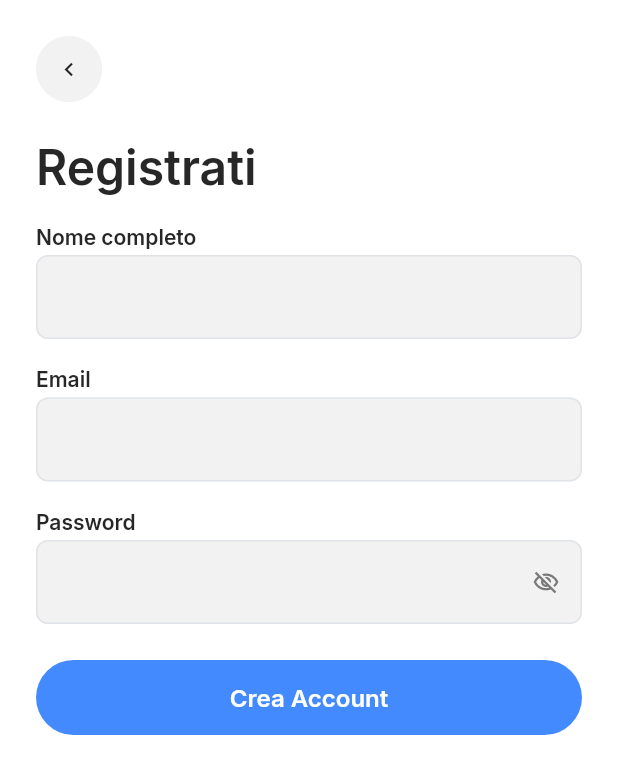
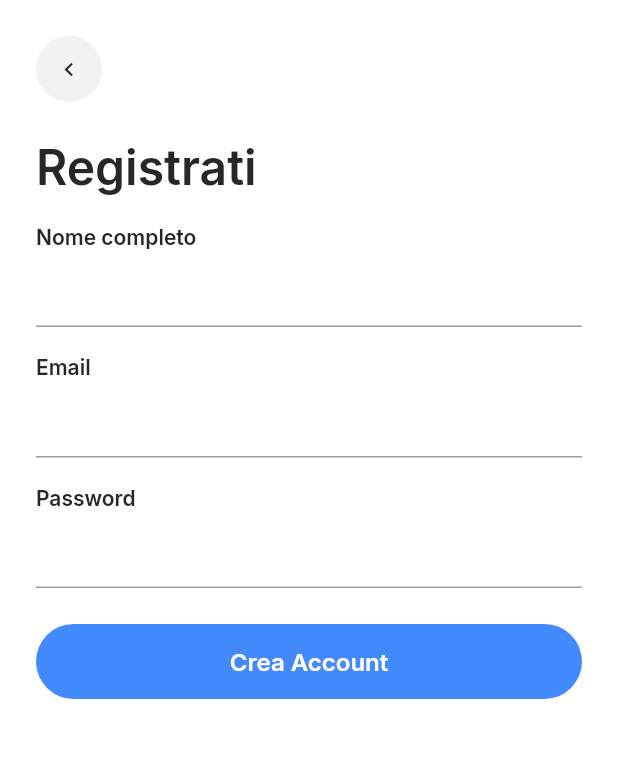
Before and after one commit to pyronaid/tournamentManager_app, a Flutter app: the OnboardingCreateAccountWidget screen opened by its route, on a phone screen of 412 x 824 dp. Shown: the top 774 px of the screen. Run offline on Flutter 3.47's test engine with Material 3 defaults, Android fonts, the phone set to English and light mode, and no system bars; drawn by our look-alikes of auto_size_text; our stand-ins replace cloud_firestore, easy_debounce, firebase_analytics, firebase_auth, firebase_core, flutter_animate and 17 more; missing offline and left inert: dart:ffi, json_path; accounts and stored records are empty.

Commit message:
Update onboarding_create_account_widget.dart

```diff
--- a/lib/pages/onboarding/onboarding_create_account/onboarding_create_account_widget.dart
+++ b/lib/pages/onboarding/onboarding_create_account/onboarding_create_account_widget.dart
@@ -130,39 +130,7 @@ class _OnboardingCreateAccountWidgetState extends State<OnboardingCreateAccountW
                                 textCapitalization: TextCapitalization.words,
                                 textInputAction: TextInputAction.next,
                                 obscureText: false,
-                                decoration: InputDecoration(
-                                  enabledBorder: OutlineInputBorder(
-                                    borderSide: BorderSide(
-                                      color: CustomFlowTheme.of(context).alternate,
-                                      width: 1,
-                                    ),
-                                    borderRadius: BorderRadius.circular(8),
-                                  ),
-                                  focusedBorder: OutlineInputBorder(
-                                    borderSide: BorderSide(
-                                      color: CustomFlowTheme.of(context).primary,
-                                      width: 1,
-                                    ),
-                                    borderRadius: BorderRadius.circular(8),
-                                  ),
-                                  errorBorder: OutlineInputBorder(
-                                    borderSide: BorderSide(
-                                      color: CustomFlowTheme.of(context).error,
-                                      width: 1,
-                                    ),
-                                    borderRadius: BorderRadius.circular(8),
-                                  ),
-                                  focusedErrorBorder: OutlineInputBorder(
-                                    borderSide: BorderSide(
-                                      color: CustomFlowTheme.of(context).error,
-                                      width: 1,
-                                    ),
-                                    borderRadius: BorderRadius.circular(8),
-                                  ),
-                                  filled: true,
-                                  fillColor: CustomFlowTheme.of(context).secondaryBackground,
-                                  errorMaxLines: 2,
-                                ),
+                                decoration: standardInputDecoration(context),
                                 style: CustomFlowTheme.of(context)
                                     .bodyMedium
                                     .override(
@@ -206,39 +174,7 @@ class _OnboardingCreateAccountWidgetState extends State<OnboardingCreateAccountW
                                 autofillHints: const [AutofillHints.email],
                                 textInputAction: TextInputAction.next,
                                 obscureText: false,
-                                decoration: InputDecoration(
-                                  enabledBorder: OutlineInputBorder(
-                                    borderSide: BorderSide(
-                                      color: CustomFlowTheme.of(context).alternate,
-                                      width: 1,
-                                    ),
-                                    borderRadius: BorderRadius.circular(8),
-                                  ),
-                                  focusedBorder: OutlineInputBorder(
-                                    borderSide: BorderSide(
-                                      color: CustomFlowTheme.of(context).primary,
-                                      width: 1,
-                                    ),
-                                    borderRadius: BorderRadius.circular(8),
-                                  ),
-                                  errorBorder: OutlineInputBorder(
-                                    borderSide: BorderSide(
-                                      color: CustomFlowTheme.of(context).error,
-                                      width: 1,
-                                    ),
-                                    borderRadius: BorderRadius.circular(8),
-                                  ),
-                                  focusedErrorBorder: OutlineInputBorder(
-                                    borderSide: BorderSide(
-                                      color: CustomFlowTheme.of(context).error,
-                                      width: 1,
-                                    ),
-                                    borderRadius: BorderRadius.circular(8),
-                                  ),
-                                  filled: true,
-                                  fillColor: CustomFlowTheme.of(context).secondaryBackground,
-                                  errorMaxLines: 2,
-                                ),
+                                decoration: standardInputDecoration(context),
                                 style: CustomFlowTheme.of(context)
                                     .bodyMedium
                                     .override(
@@ -283,38 +219,8 @@ class _OnboardingCreateAccountWidgetState extends State<OnboardingCreateAccountW
                                 autofillHints: const [AutofillHints.newPassword],
                                 textInputAction: TextInputAction.done,
                                 obscureText: !_model.passwordVisibility,
-                                decoration: InputDecoration(
-                                  enabledBorder: OutlineInputBorder(
-                                    borderSide: BorderSide(
-                                      color: CustomFlowTheme.of(context).alternate,
-                                      width: 1,
-                                    ),
-                                    borderRadius: BorderRadius.circular(8),
-                                  ),
-                                  focusedBorder: OutlineInputBorder(
-                                    borderSide: BorderSide(
-                                      color:
-                                      CustomFlowTheme.of(context).primary,
-                                      width: 1,
-                                    ),
-                                    borderRadius: BorderRadius.circular(8),
-                                  ),
-                                  errorBorder: OutlineInputBorder(
-                                    borderSide: BorderSide(
-                                      color: CustomFlowTheme.of(context).error,
-                                      width: 1,
-                                    ),
-                                    borderRadius: BorderRadius.circular(8),
-                                  ),
-                                  focusedErrorBorder: OutlineInputBorder(
-                                    borderSide: BorderSide(
-                                      color: CustomFlowTheme.of(context).error,
-                                      width: 1,
-                                    ),
-                                    borderRadius: BorderRadius.circular(8),
-                                  ),
-                                  filled: true,
-                                  fillColor: CustomFlowTheme.of(context).secondaryBackground,
+                                decoration: standardInputDecoration(
+                                  context,
                                   suffixIcon: InkWell(
                                     onTap: () => setState(
                                       () => _model.passwordVisibility =
@@ -330,7 +236,6 @@ class _OnboardingCreateAccountWidgetState extends State<OnboardingCreateAccountW
                                       size: 18,
                                     ),
                                   ),
-                                  errorMaxLines: 2,
                                 ),
                                 style: CustomFlowTheme.of(context)
                                     .bodyMedium
```
